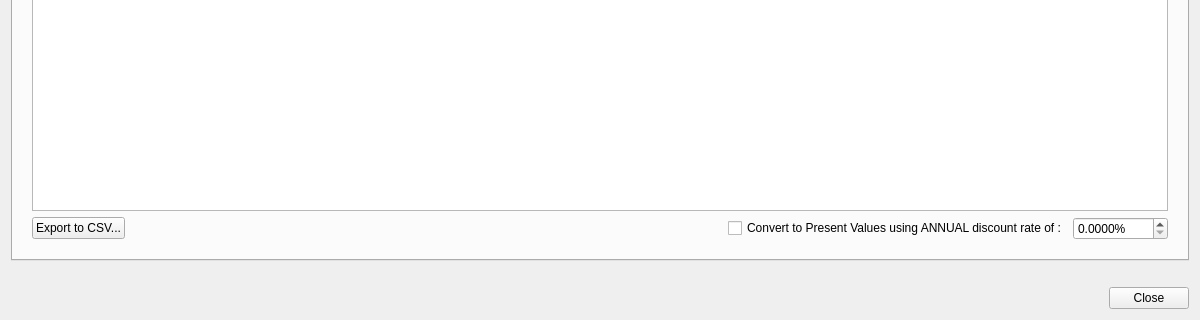
Before: the Qt Designer form src/analysisdialog.ui in redmoon1945/gbp, drawn with Qt 5; both pictures show x 0 to 1200 and y 380 to 700 of the 1200 by 700 pixel window.
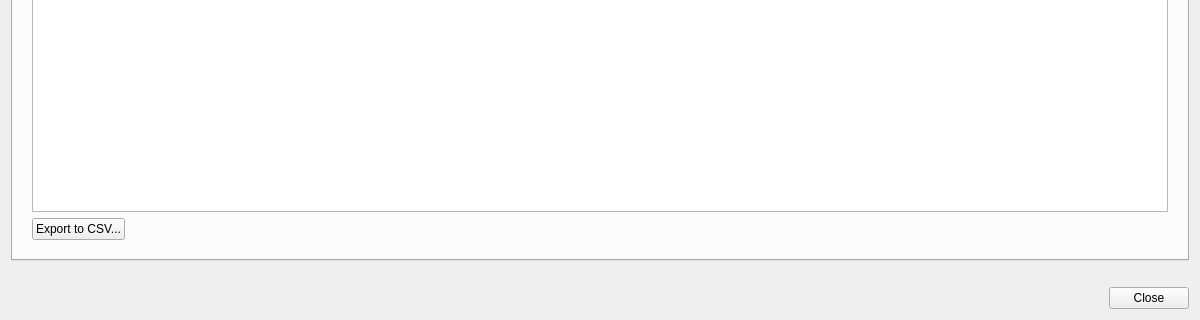
After: the same form once the commit is applied. The open tabs and pages were chosen to show the change.

Commit message: * Implement the option to have all calculated amounts converted to Present Values using a user-defined discount rate set in Options Dialog * Have Config file location displayed on the terminal at start-up * Rename Close to Hide the Cancel button in EditScenario Dialog

```diff
--- a/src/analysisdialog.ui
+++ b/src/analysisdialog.ui
@@ -936,26 +936,6 @@
              </property>
             </spacer>
            </item>
-           <item>
-            <widget class="QCheckBox" name="yearlyPresentValuesCheckBox">
-             <property name="text">
-              <string>Convert to Present Values using ANNUAL discount rate of :</string>
-             </property>
-            </widget>
-           </item>
-           <item>
-            <widget class="QDoubleSpinBox" name="yearlyDiscountRateDoubleSpinBox">
-             <property name="suffix">
-              <string>%</string>
-             </property>
-             <property name="decimals">
-              <number>4</number>
-             </property>
-             <property name="maximum">
-              <double>1000.000000000000000</double>
-             </property>
-            </widget>
-           </item>
           </layout>
          </item>
         </layout>
```
Left out of the diff: 86 changed lines with no effect on the pictures. The commit also changes 11 other files.
